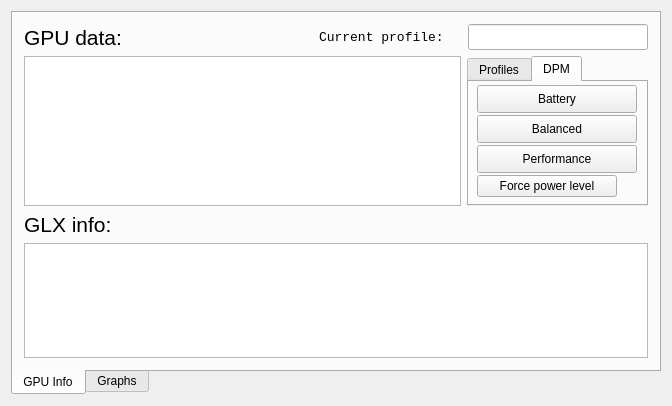
Qt form radeon-profile/radeon_profile.ui (marazmista/radeon-profile) before a commit.
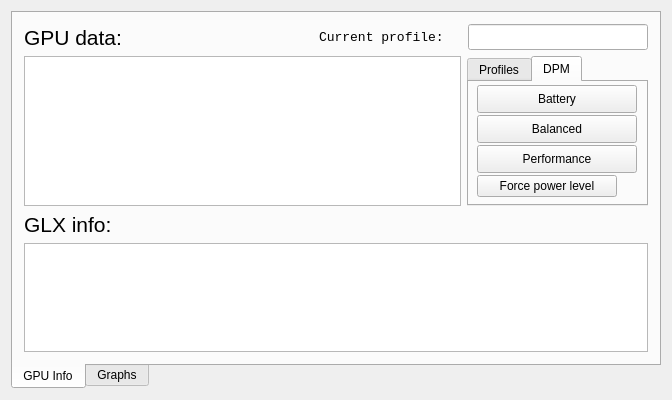
The same form after that commit. Icons and pictures are not drawn. Custom widgets are drawn as their Qt base class.

Commit message: fix crash when can't read temperature

```diff
--- a/radeon-profile/radeon_profile.ui
+++ b/radeon-profile/radeon_profile.ui
@@ -7,7 +7,7 @@
     <x>0</x>
     <y>0</y>
     <width>672</width>
-    <height>406</height>
+    <height>400</height>
    </rect>
   </property>
   <property name="minimumSize">
```
Left out of the diff: 90 changed lines with no effect on the pictures. The commit also changes 1 other file.
